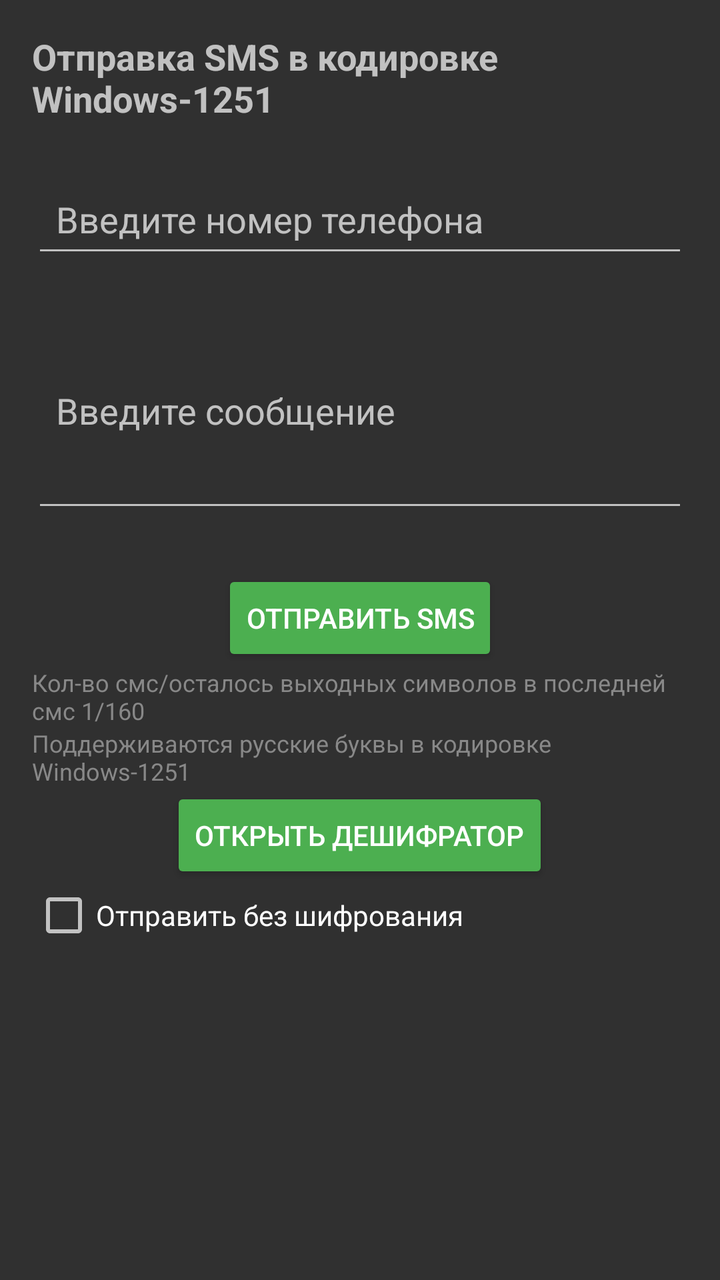
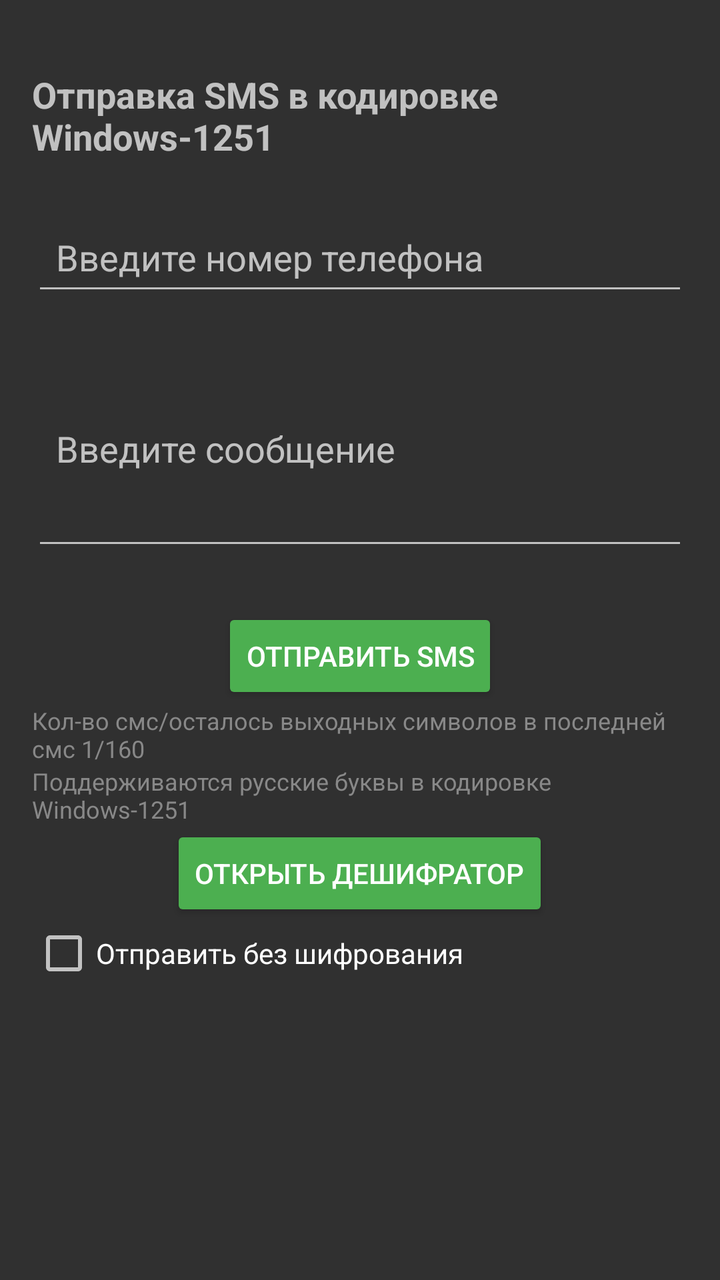

Two renders of the same Android screen: before a commit and after it. Below are the layout's source before the change and the commit's diff.
<!-- AndroidManifest.xml: application theme Theme.AppCompat.NoActionBar -->
<!-- res/layout/activity_main.xml -->
<?xml version="1.0" encoding="utf-8"?>
<ScrollView
    xmlns:android="http://schemas.android.com/apk/res/android"
    android:layout_width="match_parent"
    android:layout_height="match_parent">
    <androidx.appcompat.widget.LinearLayoutCompat
        android:layout_width="match_parent"
        android:layout_height="wrap_content"
        android:orientation="vertical"
        android:padding="16dp"
        android:gravity="center_horizontal">

        <TextView
            android:layout_width="wrap_content"
            android:layout_height="wrap_content"
            android:text="Отправка SMS в кодировке Windows-1251"
            android:textSize="18sp"
            android:textStyle="bold"
            android:layout_marginBottom="24dp"/>

        <EditText
            android:id="@+id/etPhoneNumber"
            android:layout_width="match_parent"
            android:layout_height="wrap_content"
            android:hint="Введите номер телефона"
            android:inputType="phone"
            android:padding="12dp"
            android:layout_marginBottom="16dp"/>

        <EditText
            android:id="@+id/etMessage"
            android:layout_width="match_parent"
            android:layout_height="wrap_content"
            android:layout_marginBottom="24dp"
            android:hint="Введите сообщение"
            android:inputType="textMultiLine"
            android:minLines="4"
            android:padding="12dp" />

        <Button
            android:id="@+id/btnSendSms"
            android:layout_width="wrap_content"
            android:layout_height="wrap_content"
            android:text="Отправить SMS"
            android:padding="12dp"
            android:backgroundTint="#4CAF50"/>
        <TextView
            android:id="@+id/sms_length"
            android:layout_width="wrap_content"
            android:layout_height="wrap_content"
            android:text="Кол-во смс/осталось выходных символов в последней смс 1/160"
            android:textSize="12sp"
            android:textColor="#888888"/>


        <TextView
            android:layout_width="wrap_content"
            android:layout_height="wrap_content"
            android:text="Поддерживаются русские буквы в кодировке Windows-1251"
            android:textSize="12sp"
            android:textColor="#888888"/>
        <Button
            android:id="@+id/open_decode"
            android:layout_width="wrap_content"
            android:layout_height="wrap_content"
            android:text="Открыть дешифратор"
            android:padding="12dp"
            android:backgroundTint="#4CAF50"/>
        <CheckBox
            android:id="@+id/suppress_encryption"
            android:text="Отправить без шифрования"
            android:layout_height="wrap_content"
            android:layout_width="match_parent"/>
    </androidx.appcompat.widget.LinearLayoutCompat>
</ScrollView>
<!-- resources referenced by this layout -->
<resources>

</resources>

<!-- the commit's change to res/layout/activity_main.xml (unified diff, before → after) -->
@@ -9,6 +9,15 @@
         android:orientation="vertical"
         android:padding="16dp"
         android:gravity="center_horizontal">
+
+        <TextView
+            android:id="@+id/animation"
+            android:layout_width="match_parent"
+            android:layout_height="wrap_content"
+            android:fontFamily="monospace"
+            android:textColor="#FF0000"
+            android:textAlignment="viewStart"
+            android:textStyle="bold"/>
 
         <TextView
             android:layout_width="wrap_content"
